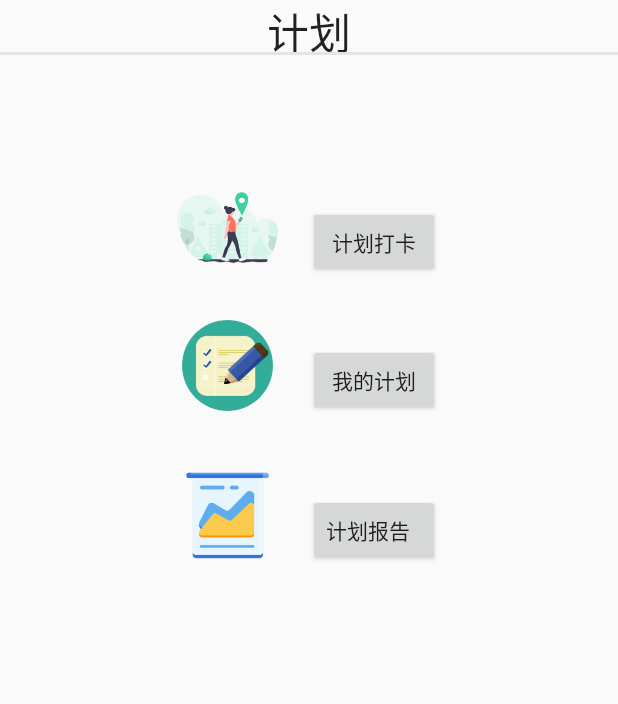
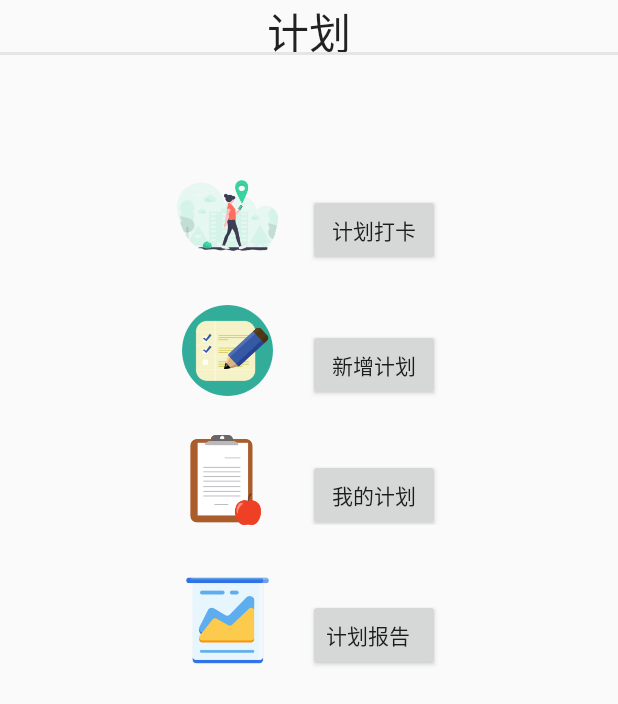
Before and after one commit to Vermouth0/Final_project, an Android app: the layout frame_plan.xml on its own in the app's theme, with its tools: preview values and no code run, on a phone screen of 412 x 824 dp. Shown: the top 704 px of the screen. Run offline under Robolectric (Android 15) with nearby library versions, the phone set to English and light mode, and no system bars.

Commit message:
实现编辑计划功能，设置进度条对话框。

```diff
--- a/app/src/main/AndroidManifest.xml
+++ b/app/src/main/AndroidManifest.xml
@@ -21,7 +21,10 @@
         </activity>
         <activity android:name=".PlanCheckActivity" />
         <activity android:name=".PlanEditActivity" />
-        <activity android:name=".PlanEditActivityEdit" android:theme="@style/Base.Theme.AppCompat.Dialog"></activity>
+        <activity
+            android:name=".PlanEditActivityEdit"
+            android:theme="@style/Base.Theme.AppCompat.Dialog" />
+        <activity android:name=".PlanAddActivity"></activity>
     </application>
 
 </manifest>
--- a/app/src/main/java/com/swufe/wy/slimming/PlanCheckActivity.java
+++ b/app/src/main/java/com/swufe/wy/slimming/PlanCheckActivity.java
@@ -2,6 +2,7 @@ package com.swufe.wy.slimming;
 
 import android.app.AlertDialog;
 import android.app.ListActivity;
+import android.app.ProgressDialog;
 import android.content.DialogInterface;
 import android.os.Handler;
 import android.os.Message;
@@ -29,6 +30,8 @@ public class PlanCheckActivity extends ListActivity implements AdapterView.OnIte
 
     @Override
     protected void onCreate(Bundle savedInstanceState) {
+        Dialog dialog = new Dialog();
+        dialog.showProgressDialog(this);
         super.onCreate(savedInstanceState);
         //setContentView(R.layout.activity_plan_check);
 
@@ -55,7 +58,6 @@ public class PlanCheckActivity extends ListActivity implements AdapterView.OnIte
 
     }
     Runnable runnable = new Runnable() {
-        private Connection con = null;
 
         @Override
         public void run() {
@@ -117,4 +119,6 @@ public class PlanCheckActivity extends ListActivity implements AdapterView.OnIte
         builder.setIcon(R.drawable.plan_1);
         builder.create().show();
     }
+
+
 }
--- a/app/src/main/java/com/swufe/wy/slimming/PlanEditActivity.java
+++ b/app/src/main/java/com/swufe/wy/slimming/PlanEditActivity.java
@@ -3,6 +3,7 @@ package com.swufe.wy.slimming;
 import android.app.Activity;
 import android.app.AlertDialog;
 import android.app.ListActivity;
+import android.app.ProgressDialog;
 import android.content.DialogInterface;
 import android.content.Intent;
 import android.os.Handler;
@@ -30,6 +31,8 @@ public class PlanEditActivity extends ListActivity implements AdapterView.OnItem
 
     @Override
     protected void onCreate(Bundle savedInstanceState) {
+        Dialog dialog = new Dialog();
+        dialog.showProgressDialog(this);
         super.onCreate(savedInstanceState);
         //setContentView(R.layout.activity_plan_edit);
 
@@ -82,7 +85,7 @@ public class PlanEditActivity extends ListActivity implements AdapterView.OnItem
 
         //传递参数：被点击的listView中的title被传递到修改界面
         TextView planTitle = findViewById(R.id.plan_title_edit);
-        final String title=planTitle.getText().toString();
+        String title = planTitle.getText().toString();
         intent.putExtra("plan_title",title);
 
         startActivity(intent);
--- a/app/src/main/java/com/swufe/wy/slimming/PlanFragment.java
+++ b/app/src/main/java/com/swufe/wy/slimming/PlanFragment.java
@@ -1,6 +1,7 @@
 package com.swufe.wy.slimming;
 
 
+import android.app.ProgressDialog;
 import android.content.Intent;
 import android.os.Bundle;
 import android.support.design.widget.TabLayout;
@@ -41,6 +42,7 @@ public class PlanFragment extends Fragment {
             public void onClick(View v) {
               Intent intent=new Intent(getActivity(),PlanCheckActivity.class);
               startActivity(intent);
+
             }
         });
 
--- a/app/src/main/res/layout/frame_plan.xml
+++ b/app/src/main/res/layout/frame_plan.xml
@@ -36,7 +36,7 @@
 
         android:layout_alignParentTop="true"
         android:layout_centerHorizontal="true"
-        android:layout_marginTop="118dp"
+        android:layout_marginTop="110dp"
         android:gravity="center_vertical"
         android:orientation="horizontal">
 
@@ -63,17 +63,44 @@
 
         android:layout_alignParentTop="true"
         android:layout_centerHorizontal="true"
-        android:layout_marginTop="210dp"
+        android:layout_marginTop="200dp"
+        android:gravity="center_vertical"
+        android:orientation="horizontal">
+
+        <ImageView
+            android:id="@+id/imageView_add"
+            android:layout_width="67dp"
+            android:layout_height="67dp"
+
+            android:contentDescription="@string/descript_plan_edit"
+            android:src="@drawable/plan_1" />
+
+        <Button
+            android:id="@+id/button_add"
+            android:layout_width="wrap_content"
+            android:layout_height="wrap_content"
+            android:layout_marginStart="20dp"
+            android:layout_marginTop="10dp"
+            android:text="@string/label_plan_add" />
+    </LinearLayout>
+
+    <LinearLayout
+        android:layout_width="wrap_content"
+        android:layout_height="wrap_content"
+
+        android:layout_alignParentTop="true"
+        android:layout_centerHorizontal="true"
+        android:layout_marginTop="290dp"
         android:gravity="center_vertical"
         android:orientation="horizontal">
 
         <ImageView
             android:id="@+id/imageView_edit"
             android:layout_width="67dp"
-            android:layout_height="67dp"
+            android:layout_height="60dp"
 
             android:contentDescription="@string/descript_plan_edit"
-            android:src="@drawable/plan_1" />
+            android:src="@drawable/plan_4" />
 
         <Button
             android:id="@+id/button_edit"
@@ -91,7 +118,7 @@
         android:layout_alignParentTop="true"
 
         android:layout_centerHorizontal="true"
-        android:layout_marginTop="310dp"
+        android:layout_marginTop="380dp"
         android:gravity="center_vertical"
         android:orientation="horizontal">
 
--- a/app/src/main/res/values/strings.xml
+++ b/app/src/main/res/values/strings.xml
@@ -18,6 +18,8 @@
     <string name="edit_plan_title">计划标题:</string>
     <string name="edit_plan_content">计划内容:</string>
     <string name="hint_title">请输入标题</string>
+    <string name="hint_content">请输入内容</string>
     <string name="hont_content">请输入内容</string>
     <string name="btn_check_edit">确认修改</string>
+    <string name="label_plan_add">新增计划</string>
 </resources>
```
Also changed, not shown: app/src/main/java/com/swufe/wy/slimming/Dialog.java (added, +44 -0 lines), app/src/main/java/com/swufe/wy/slimming/PlanAddActivity.java (added, +13 -0 lines), app/src/main/java/com/swufe/wy/slimming/PlanEditActivityEdit.java (+63 -31 lines), app/src/main/java/com/swufe/wy/slimming/SQLHelper.java (+4 -3 lines), app/src/main/res/layout-v26/activity_plan_edit_edit.xml (+8 -5 lines), app/src/main/res/layout/activity_plan_add.xml (added, +9 -0 lines), app/src/main/res/drawable/plan_4.png (added).
